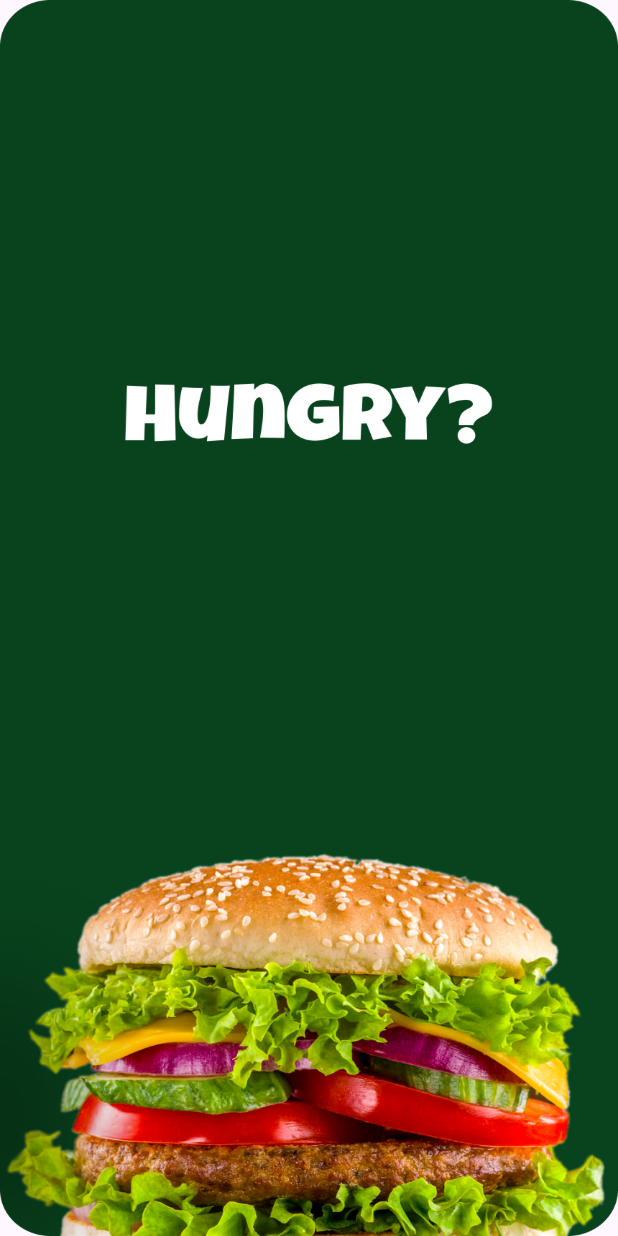
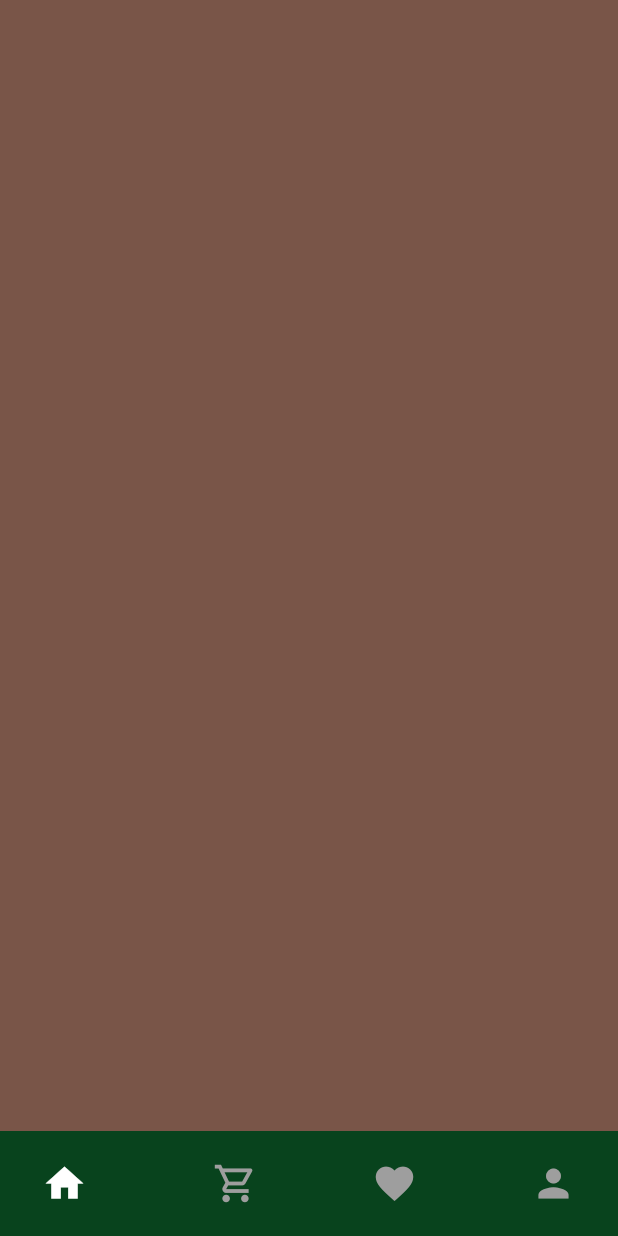
Before and after one commit to abdelrhman20500/Hungry, a Flutter app: the screen it shows after launch, on a phone screen of 412 x 824 dp. Run offline on Flutter 3.47's test engine with Material 3 defaults, Android fonts, the phone set to English and light mode, and no system bars; drawn by our look-alikes of google_nav_bar; our stand-ins replace flutter_bloc.

Commit message:
Create Layout Screen And Tabs

```diff
--- /dev/null
+++ b/lib/features/home/presentation/view/home_screen.dart
@@ -0,0 +1,10 @@
+import 'package:flutter/material.dart';
+
+class HomeScreen extends StatelessWidget {
+  const HomeScreen({super.key});
+
+  @override
+  Widget build(BuildContext context) {
+    return Container(color: Colors.brown,);
+  }
+}
--- /dev/null
+++ b/lib/features/layout/presentation/view/layout_screen.dart
@@ -0,0 +1,67 @@
+import 'package:flutter/material.dart';
+import 'package:flutter_bloc/flutter_bloc.dart';
+import 'package:google_nav_bar/google_nav_bar.dart';
+import 'package:hungry/features/cart/presentation/view/cart_screen.dart';
+import '../../../favorite/presentation/view/favorite_screen.dart';
+import '../../../home/presentation/view/home_screen.dart';
+import '../../../profile/presentation/view/profile_screen.dart';
+import '../view_manager/nav_bar_cubit.dart';
+import '../view_manager/nav_bar_state.dart';
+
+class LayoutScreen extends StatelessWidget {
+  LayoutScreen({super.key});
+  static const String routeName ="LayoutScreen";
+  final List<Widget> tabs=[
+    const HomeScreen(),
+    const CartScreen(),
+    const FavoriteScreen(),
+    const ProfileScreen(),
+  ];
+
+  @override
+  Widget build(BuildContext context) {
+    return BlocProvider(
+      create: (context) => NavBarCubit(),
+      child: BlocBuilder<NavBarCubit, NavBarState>(
+        builder: (context, state) {
+          var cubit = BlocProvider.of<NavBarCubit>(context);
+          return Scaffold(
+            body: SafeArea(
+                child: tabs[cubit.currentIndex]
+            ),
+            bottomNavigationBar: Container(
+              decoration: const BoxDecoration(
+                  color: Color(0xff08431D)
+              ),
+              child: Padding(
+                padding: const EdgeInsets.symmetric(horizontal: 8.0, vertical: 8.0),
+                child: GNav(
+                    onTabChange: (index) {
+                      cubit.changeIndex(index); // Update the index here
+                    },
+                    rippleColor:Colors.white, // tab button ripple color when pressed
+                    hoverColor: const Color(0xff08431D), // tab button hover color
+                    haptic: true, // haptic feedback
+                    tabBorderRadius: 15,
+                    duration: const Duration(milliseconds: 180), // tab animation duration
+                    gap: 8, // the tab button gap between icon and text
+                    color: Colors.grey, // unselected icon color
+                    activeColor: Colors.white, // selected icon and text color
+                    iconSize: 30, // tab button icon size
+                    // tabBackgroundColor:Colors.blue, // selected tab background color
+                    padding: const EdgeInsets.symmetric(horizontal: 20, vertical: 12), // navigation bar padding
+                    tabs: const[
+                      GButton(icon: Icons.home,),
+                      GButton(icon: Icons.shopping_cart_outlined,),
+                      GButton(icon: Icons.favorite,),
+                      GButton(icon: Icons.person,),
+                    ]
+                ),
+              ),
+            ),
+          );
+        },
+      ),
+    );
+  }
+}
--- /dev/null
+++ b/lib/features/layout/presentation/view_manager/nav_bar_cubit.dart
@@ -0,0 +1,11 @@
+import 'package:flutter_bloc/flutter_bloc.dart';
+import 'nav_bar_state.dart';
+
+class NavBarCubit extends Cubit<NavBarState>{
+  NavBarCubit() :super(NavBarInitial());
+   int currentIndex=0;
+   void changeIndex(int index){
+     currentIndex = index;
+     emit(ChangedIndex());
+   }
+}
--- /dev/null
+++ b/lib/features/layout/presentation/view_manager/nav_bar_state.dart
@@ -0,0 +1,3 @@
+abstract class NavBarState{}
+class NavBarInitial extends NavBarState{}
+class ChangedIndex extends NavBarState{}
--- a/lib/features/splash/presentation/view/splash_screen.dart
+++ b/lib/features/splash/presentation/view/splash_screen.dart
@@ -1,4 +1,5 @@
 import 'package:flutter/material.dart';
+import 'package:hungry/features/layout/presentation/view/layout_screen.dart';
 
 class SplashScreen extends StatefulWidget {
   const SplashScreen({super.key});
@@ -13,7 +14,7 @@ class _SplashScreenState extends State<SplashScreen> {
   void initState() {
     super.initState();
     Future.delayed(const Duration(seconds: 3),(){
-      // Navigator.pushNamed(context, HomeScreen.routeName);
+      Navigator.pushNamed(context, LayoutScreen.routeName);
     });  }
   @override
   Widget build(BuildContext context) {
--- a/lib/main.dart
+++ b/lib/main.dart
@@ -1,4 +1,5 @@
 import 'package:flutter/material.dart';
+import 'package:hungry/features/layout/presentation/view/layout_screen.dart';
 import 'package:hungry/features/splash/presentation/view/splash_screen.dart';
 
 void main() {
@@ -14,6 +15,7 @@ class MyApp extends StatelessWidget {
       debugShowCheckedModeBanner: false,
       routes: {
         SplashScreen.routeName:(_)=>const SplashScreen(),
+        LayoutScreen.routeName:(_)=>LayoutScreen()
       },
       initialRoute: SplashScreen.routeName,
     );
```
Also changed, not shown: lib/features/cart/presentation/view/cart_screen.dart (added, +10 -0 lines), lib/features/favorite/presentation/view/favorite_screen.dart (added, +10 -0 lines), lib/features/profile/presentation/view/profile_screen.dart (added, +10 -0 lines), 1 other file.
